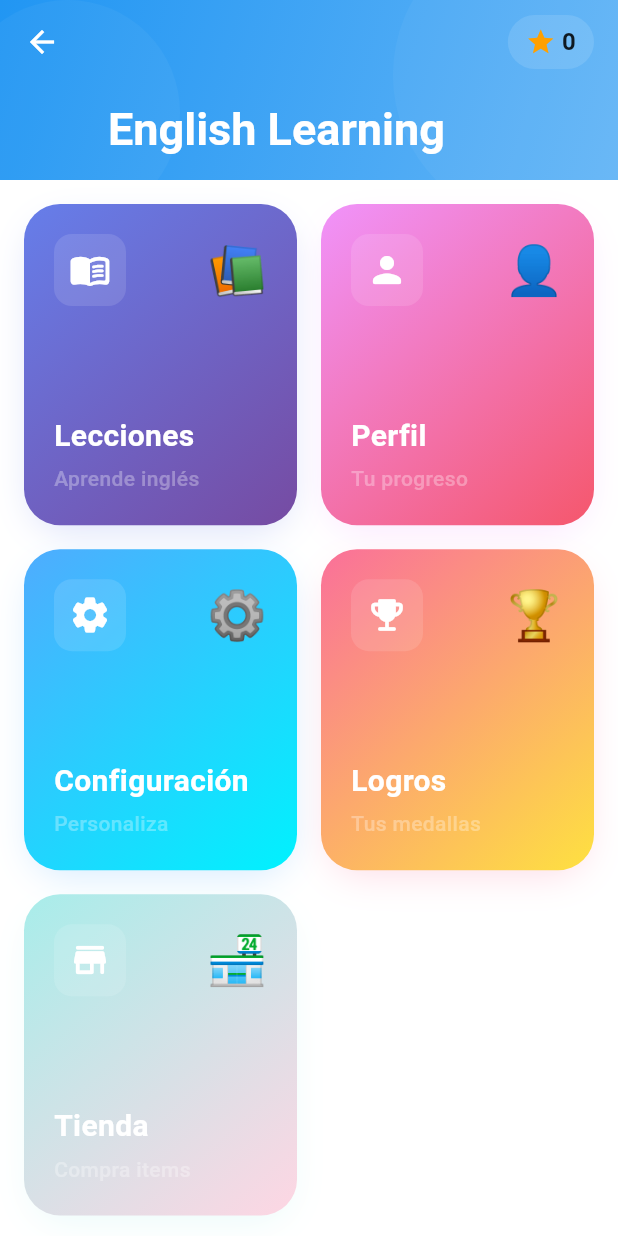
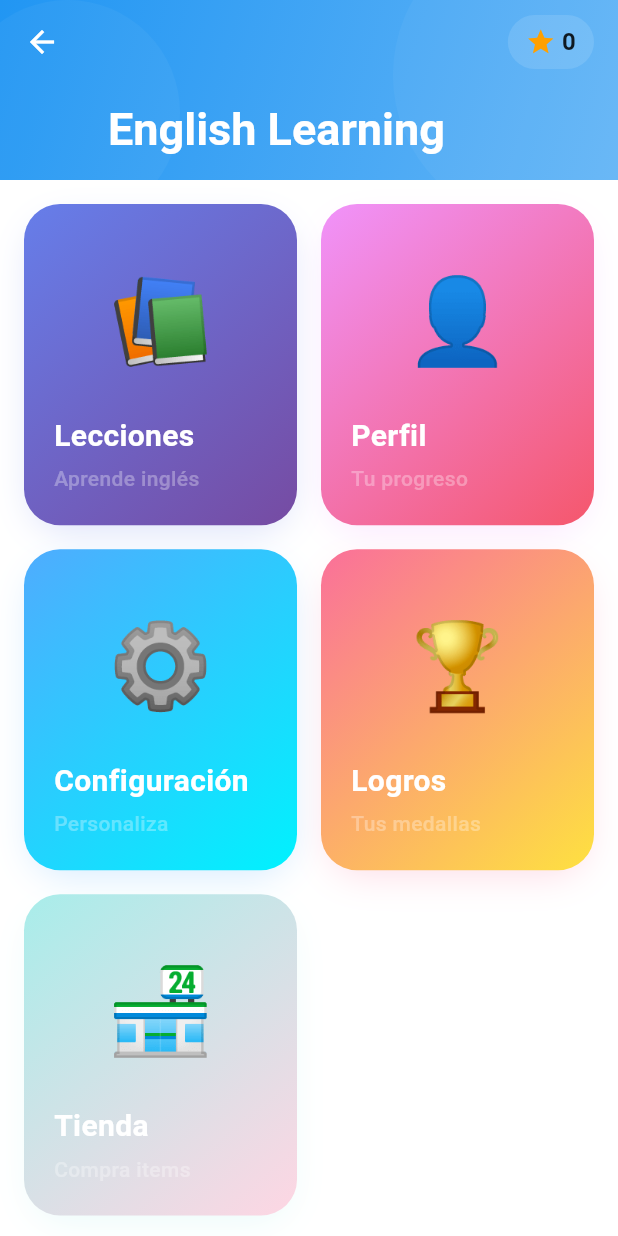
Before and after one commit to anvacode/english-ai-learning-app, a Flutter app: the _HomeGridView screen opened directly, on a phone screen of 412 x 824 dp. Run offline on Flutter 3.47's test engine with Material 3 defaults, Android fonts, the phone set to English and light mode, and no system bars; our stand-ins replace audioplayers, cloud_firestore, connectivity_plus, firebase_auth, firebase_core, flutter_tts and 3 more; accounts and stored records are empty.

Commit message:
Fix HomeScreen cards: remove duplicate icon, make emoji larger
- Remove IconData parameter from _buildMenuCard (was causing duplicates)
- Keep only emoji, now centered and larger (56px)
- Emoji is now the main visual element in each card
- Cards look cleaner and more impactful
- All tests passing (9/9)

```diff
--- a/lib/screens/home_screen.dart
+++ b/lib/screens/home_screen.dart
@@ -196,7 +196,6 @@ class _HomeGridView extends StatelessWidget {
               delegate: SliverChildListDelegate([
                 _buildMenuCard(
                   context,
-                  icon: AppIcons.book,
                   emoji: '📚',
                   title: 'Lecciones',
                   subtitle: 'Aprende inglés',
@@ -212,7 +211,6 @@ class _HomeGridView extends StatelessWidget {
                 ),
                 _buildMenuCard(
                   context,
-                  icon: AppIcons.user,
                   emoji: '👤',
                   title: 'Perfil',
                   subtitle: 'Tu progreso',
@@ -228,7 +226,6 @@ class _HomeGridView extends StatelessWidget {
                 ),
                 _buildMenuCard(
                   context,
-                  icon: AppIcons.settings,
                   emoji: '⚙️',
                   title: 'Configuración',
                   subtitle: 'Personaliza',
@@ -244,7 +241,6 @@ class _HomeGridView extends StatelessWidget {
                 ),
                 _buildMenuCard(
                   context,
-                  icon: AppIcons.trophy,
                   emoji: '🏆',
                   title: 'Logros',
                   subtitle: 'Tus medallas',
@@ -262,7 +258,6 @@ class _HomeGridView extends StatelessWidget {
                 ),
                 _buildMenuCard(
                   context,
-                  icon: AppIcons.store,
                   emoji: '🏪',
                   title: 'Tienda',
                   subtitle: 'Compra items',
@@ -286,7 +281,6 @@ class _HomeGridView extends StatelessWidget {
 
   Widget _buildMenuCard(
     BuildContext context, {
-    required IconData icon,
     required String emoji,
     required String title,
     required String subtitle,
@@ -319,19 +313,15 @@ class _HomeGridView extends StatelessWidget {
                 child: Column(
                   crossAxisAlignment: CrossAxisAlignment.start,
                   children: [
-                    Row(
-                      mainAxisAlignment: MainAxisAlignment.spaceBetween,
-                      children: [
-                        Container(
-                          padding: const EdgeInsets.all(10),
-                          decoration: BoxDecoration(
-                            color: Colors.white.withAlpha(30),
-                            borderRadius: BorderRadius.circular(12),
-                          ),
-                          child: Icon(icon, color: Colors.white, size: 28),
-                        ),
-                        Text(emoji, style: const TextStyle(fontSize: 32)),
-                      ],
+                    // Solo el emoji, grande y destacado
+                    Container(
+                      width: double.infinity,
+                      padding: const EdgeInsets.symmetric(vertical: 16),
+                      child: Text(
+                        emoji,
+                        style: const TextStyle(fontSize: 56),
+                        textAlign: TextAlign.center,
+                      ),
                     ),
                     const Spacer(),
                     Text(
```
